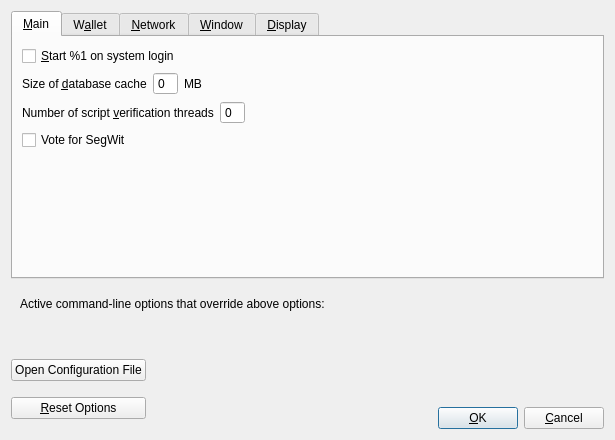
This is src/qt/forms/optionsdialog.ui in navcoin/navcoin-core as Qt 5 draws it before an edit. The edited form follows.
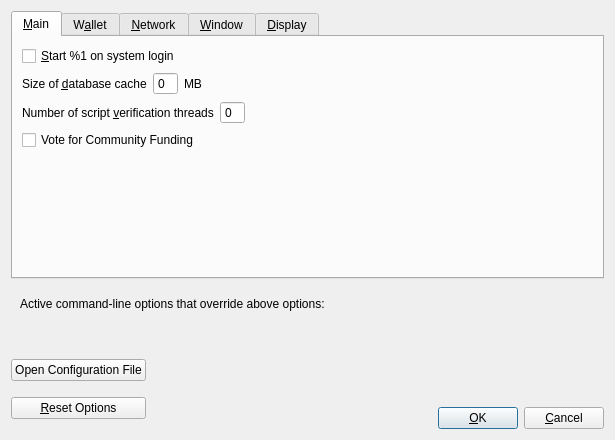
This is the edited form. Custom widgets are drawn as their Qt base class.

Commit message: gui: updates option voting checkbox label

Diff of the .ui file:
```diff
--- a/src/qt/forms/optionsdialog.ui
+++ b/src/qt/forms/optionsdialog.ui
@@ -142,7 +142,7 @@
        <item>
         <widget class="QCheckBox" name="voteSegWit">
          <property name="text">
-          <string>Vote for SegWit</string>
+          <string>Vote for Community Funding</string>
          </property>
         </widget>
        </item>
```
